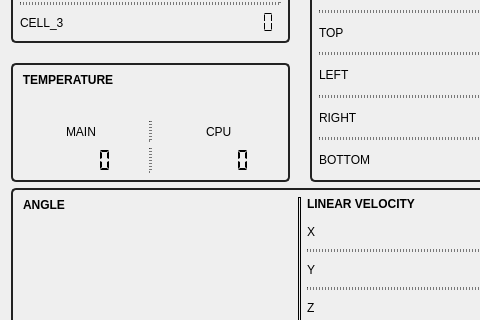
The window that dashboard/resource/dashboard.ui (GroupOfRobots/MiniRysRQT) describes before a commit, drawn with Qt 5; both pictures show x 0 to 480 and y 162 to 482 of the 599 by 637 pixel window.
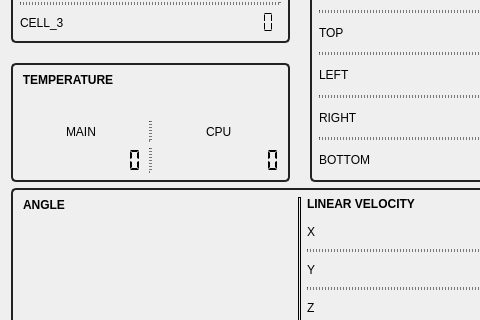
The same window after the commit.

The edit to the form file:
```diff
--- a/dashboard/resource/dashboard.ui
+++ b/dashboard/resource/dashboard.ui
@@ -500,8 +500,8 @@
           </item>
           <item>
            <layout class="QHBoxLayout" name="horizontalLayout_6">
-            <item alignment="Qt::AlignHCenter">
-             <widget class="QLCDNumber" name="temperatureMainLcd">
+            <item alignment="Qt::AlignRight">
+             <widget class="QLCDNumber" name="temperatureMainLcdUI">
               <property name="minimumSize">
                <size>
                 <width>0</width>
@@ -529,8 +529,8 @@
               </property>
              </widget>
             </item>
-            <item alignment="Qt::AlignHCenter">
-             <widget class="QLCDNumber" name="temperatureCpuLcd">
+            <item alignment="Qt::AlignRight">
+             <widget class="QLCDNumber" name="temperatureCpuLcdUI">
               <property name="minimumSize">
                <size>
                 <width>0</width>
```
Left out of the diff: 6 changed lines with no effect on the pictures.
